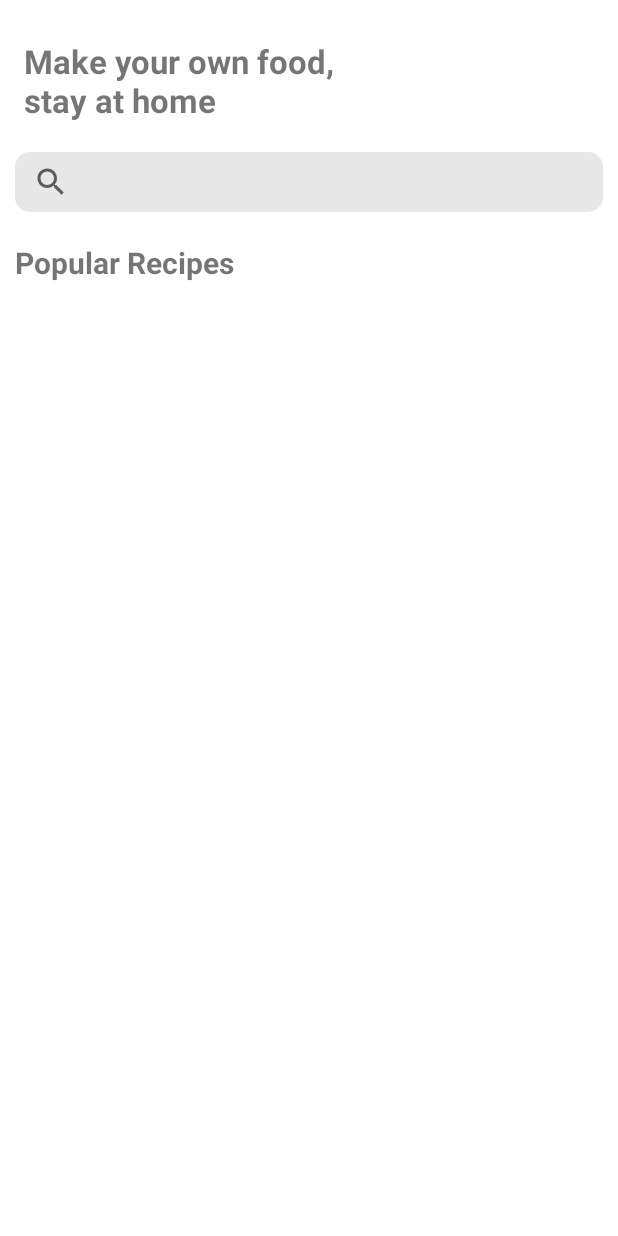
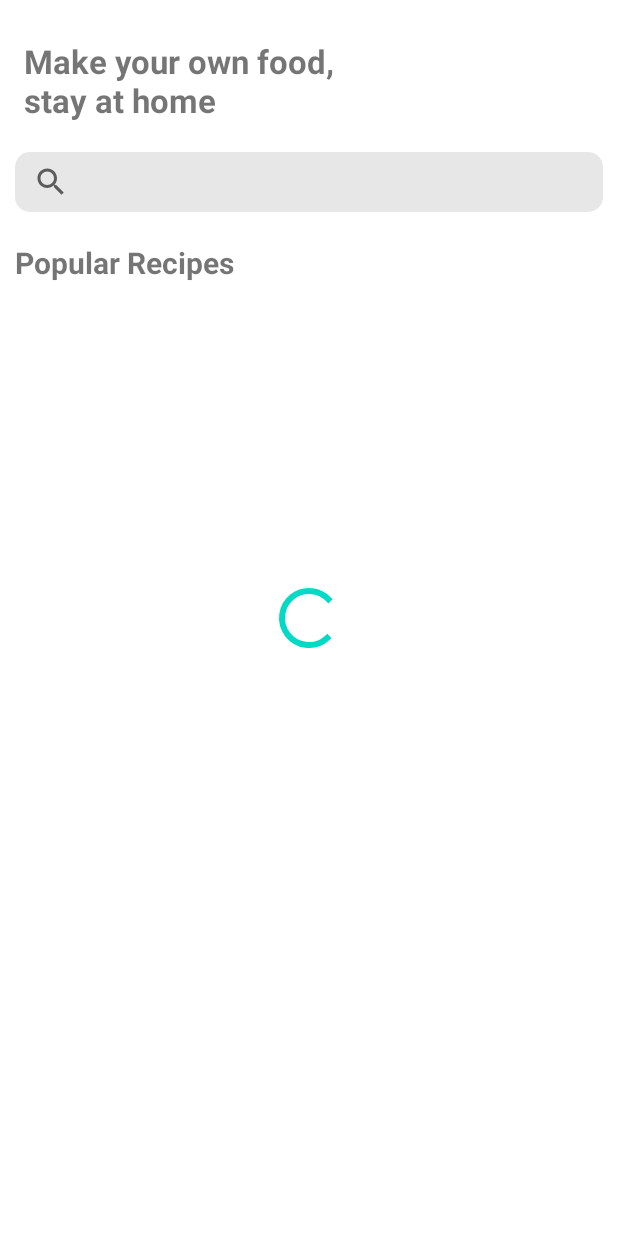
Before and after one commit to firuza-hub/TheCookBook, an Android app: the screen it shows after launch (MainActivity), on a phone screen of 412 x 824 dp. Run offline under Robolectric (Android 15) with nearby library versions, the phone set to English and light mode, and no system bars; our stand-ins replace Firebase (no records; nobody signed in at launch, a user with empty details on screens opened directly), data binding; 1 statement that could not run was skipped.

Commit message:
loader added and some fixes for the motion layout

```diff
--- /dev/null
+++ b/app/src/main/java/com/example/thecookbook/base/BaseViewModel.kt
@@ -0,0 +1,18 @@
+package com.example.thecookbook.base
+
+import android.app.Application
+import androidx.lifecycle.AndroidViewModel
+import androidx.lifecycle.MutableLiveData
+import com.example.thecookbook.utils.SingleLiveEvent
+
+abstract class BaseViewModel(app: Application) : AndroidViewModel(app) {
+
+    //val navigationCommand: SingleLiveEvent<NavigationCommand> = SingleLiveEvent()
+    val showErrorMessage: SingleLiveEvent<String> = SingleLiveEvent()
+    val showSnackBar: SingleLiveEvent<String> = SingleLiveEvent()
+    val showSnackBarInt: SingleLiveEvent<Int> = SingleLiveEvent()
+    val showToast: SingleLiveEvent<String> = SingleLiveEvent()
+    val showLoading: SingleLiveEvent<Boolean> = SingleLiveEvent()
+    val showNoData: MutableLiveData<Boolean> = MutableLiveData()
+
+}
--- a/app/src/main/java/com/example/thecookbook/recipesList/RecipesFragment.kt
+++ b/app/src/main/java/com/example/thecookbook/recipesList/RecipesFragment.kt
@@ -1,21 +1,16 @@
 package com.example.thecookbook.recipesList
 
-import android.location.GnssAntennaInfo
 import android.os.Bundle
 import android.view.LayoutInflater
 import android.view.View
 import android.view.ViewGroup
 import android.widget.SearchView
-import android.widget.Toast
-import androidx.core.view.setMargins
 import androidx.databinding.DataBindingUtil
 import androidx.fragment.app.Fragment
 import androidx.lifecycle.Observer
 import androidx.lifecycle.ViewModelProvider
 import androidx.navigation.Navigation
 import androidx.recyclerview.widget.GridLayoutManager
-import androidx.recyclerview.widget.LinearLayoutManager
-import androidx.recyclerview.widget.RecyclerView
 import com.example.thecookbook.R
 import com.example.thecookbook.data.models.RecipeDataItem
 import com.example.thecookbook.databinding.FragmentRecipesBinding
@@ -33,10 +28,9 @@ class RecipesFragment : Fragment() {
             R.layout.fragment_recipes, container, false
         )
         _viewModel = ViewModelProvider(this)[RecipesListViewModel::class.java]
-        binding.viewModel =
-            _viewModel//use this to pass view model fields to some binding adapter that will display loader
+        binding.viewModel = _viewModel
         binding.lifecycleOwner = viewLifecycleOwner
-
+        setupRecyclerView()
         binding.svRecipes.setOnQueryTextListener(object : SearchView.OnQueryTextListener {
             override fun onQueryTextSubmit(query: String?): Boolean {
                 return false
@@ -47,7 +41,7 @@ class RecipesFragment : Fragment() {
                 return true
             }
         })
-        setupRecyclerView()
+
 
         return binding.root
     }
--- a/app/src/main/java/com/example/thecookbook/recipesList/RecipesListViewModel.kt
+++ b/app/src/main/java/com/example/thecookbook/recipesList/RecipesListViewModel.kt
@@ -1,13 +1,14 @@
 package com.example.thecookbook.recipesList
 
+import android.app.Application
 import android.util.Log
 import androidx.lifecycle.MutableLiveData
-import androidx.lifecycle.ViewModel
+import com.example.thecookbook.base.BaseViewModel
 import com.example.thecookbook.data.models.RecipeDataItem
 import com.google.firebase.firestore.ktx.firestore
 import com.google.firebase.ktx.Firebase
 
-class RecipesListViewModel : ViewModel() {
+class RecipesListViewModel(application: Application) : BaseViewModel(application) {
     val recipes = MutableLiveData<List<RecipeDataItem>>()
     private val db = Firebase.firestore
 
@@ -18,7 +19,7 @@ class RecipesListViewModel : ViewModel() {
     }
 
     private fun readAllRecipesData() {
-        //TODO: Add loader
+        showLoading.value = true
         db.collection("recipes")
             .get()
             .addOnSuccessListener { result ->
@@ -29,10 +30,12 @@ class RecipesListViewModel : ViewModel() {
                 val recipesFromFire =  result.toObjects(RecipeDataItem::class.java)
                 recipes.value = recipesFromFire
                 //TODO: Add error handling for empty collection, for parsing error
+                showLoading.value = false
             }
             .addOnFailureListener { exception ->
                 Log.w("FIRESTORE", "Error getting documents.", exception)
                 //TODO: Add error toaster
+                showLoading.value = false
             }
 
     }
--- /dev/null
+++ b/app/src/main/java/com/example/thecookbook/utils/SingleLiveEvent.kt
@@ -0,0 +1,60 @@
+package com.example.thecookbook.utils
+
+import android.util.Log
+import androidx.annotation.MainThread
+import androidx.lifecycle.LifecycleOwner
+import androidx.lifecycle.MutableLiveData
+import androidx.lifecycle.Observer
+import java.util.concurrent.atomic.AtomicBoolean
+
+
+/**
+ * A lifecycle-aware observable that sends only new updates after subscription, used for events like
+ * navigation and Snackbar messages.
+ *
+ *
+ * This avoids a common problem with events: on configuration change (like rotation) an update
+ * can be emitted if the observer is active. This LiveData only calls the observable if there's an
+ * explicit call to setValue() or call().
+ *
+ *
+ * Note that only one observer is going to be notified of changes.
+ */
+class SingleLiveEvent<T> : MutableLiveData<T>() {
+
+    private val mPending = AtomicBoolean(false)
+
+    @MainThread
+    override fun observe(owner: LifecycleOwner, observer: Observer<in T>) {
+
+        if (hasActiveObservers()) {
+            Log.w(TAG, "Multiple observers registered but only one will be notified of changes.")
+        }
+
+        // Observe the internal MutableLiveData
+        super.observe(owner, Observer { t ->
+            if (mPending.compareAndSet(true, false)) {
+                observer.onChanged(t)
+            }
+        })
+    }
+
+    @MainThread
+    override fun setValue(t: T?) {
+        mPending.set(true)
+        super.setValue(t)
+    }
+
+    /**
+     * Used for cases where T is Void, to make calls cleaner.
+     */
+    @MainThread
+    fun call() {
+        value = null
+    }
+
+    companion object {
+
+        private val TAG = "SingleLiveEvent"
+    }
+}
--- a/app/src/main/res/layout/fragment_recipe_details.xml
+++ b/app/src/main/res/layout/fragment_recipe_details.xml
@@ -61,9 +61,11 @@
         <androidx.cardview.widget.CardView
             android:id="@+id/cvBody"
             android:layout_width="match_parent"
-            android:layout_height="wrap_content"
+            android:layout_height="0dp"
             android:layout_marginTop="-30dp"
+            android:layout_marginBottom="-30dp"
             app:cardCornerRadius="40dp"
+            app:layout_constraintBottom_toBottomOf="parent"
             app:layout_constraintEnd_toEndOf="parent"
             app:layout_constraintStart_toStartOf="parent"
             app:layout_constraintTop_toBottomOf="@+id/cvHeader">
--- a/app/src/main/res/layout/fragment_recipes.xml
+++ b/app/src/main/res/layout/fragment_recipes.xml
@@ -14,7 +14,16 @@
         android:layout_height="match_parent"
         tools:context=".recipesList.RecipesFragment">
 
-
+        <ProgressBar
+            android:id="@+id/progressBar"
+            android:layout_width="wrap_content"
+            android:layout_height="wrap_content"
+            android:fadeVisible="@{viewModel.showLoading.booleanValue()}"
+            android:gravity="center"
+            app:layout_constraintBottom_toBottomOf="parent"
+            app:layout_constraintEnd_toEndOf="parent"
+            app:layout_constraintStart_toStartOf="parent"
+            app:layout_constraintTop_toTopOf="parent" />
         <TextView
             android:id="@+id/tvHeader"
             android:layout_width="wrap_content"
--- a/app/src/main/res/layout/fragment_recipes_item.xml
+++ b/app/src/main/res/layout/fragment_recipes_item.xml
@@ -29,8 +29,7 @@
                 android:id="@+id/imageView"
                 imageUrl="@{recipe.imageUrl}"
                 android:layout_width="match_parent"
-                android:layout_height="match_parent"
-                android:background="@drawable/lunch" />
+                android:layout_height="match_parent"/>
 
 
         </androidx.cardview.widget.CardView>
--- a/app/src/main/res/xml/fragment_recipe_details_xml_constraintlayout3_scene.xml
+++ b/app/src/main/res/xml/fragment_recipe_details_xml_constraintlayout3_scene.xml
@@ -26,7 +26,9 @@
         <Constraint
             motion:layout_constraintEnd_toEndOf="parent"
             android:layout_width="match_parent"
-            android:layout_height="wrap_content"
+            android:layout_height="0dp"
+            android:layout_marginBottom="-30dp"
+            motion:layout_constraintBottom_toBottomOf="parent"
             motion:layout_constraintStart_toStartOf="parent"
             android:id="@+id/cvBody"
             motion:layout_constraintTop_toTopOf="@+id/cvHeader" />
```
Also changed, not shown: app/src/main/java/com/example/thecookbook/recipeDetails/RecipeDetailsFragment.kt (+3 -4 lines), app/src/main/java/com/example/thecookbook/utils/BindingAdapters.kt (+18 -0 lines), app/src/main/java/com/example/thecookbook/utils/Extensions.kt (added, +27 -0 lines).
